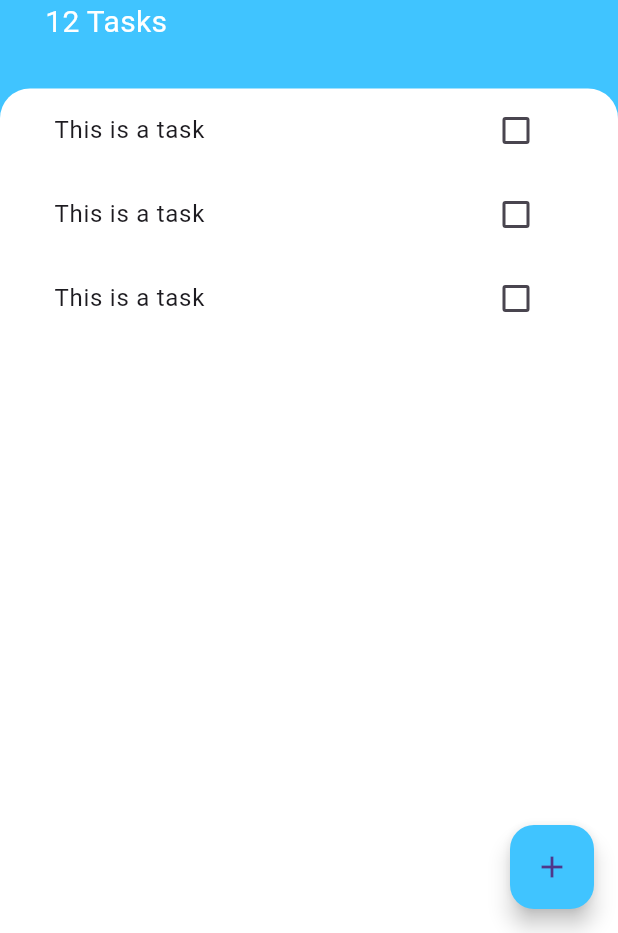
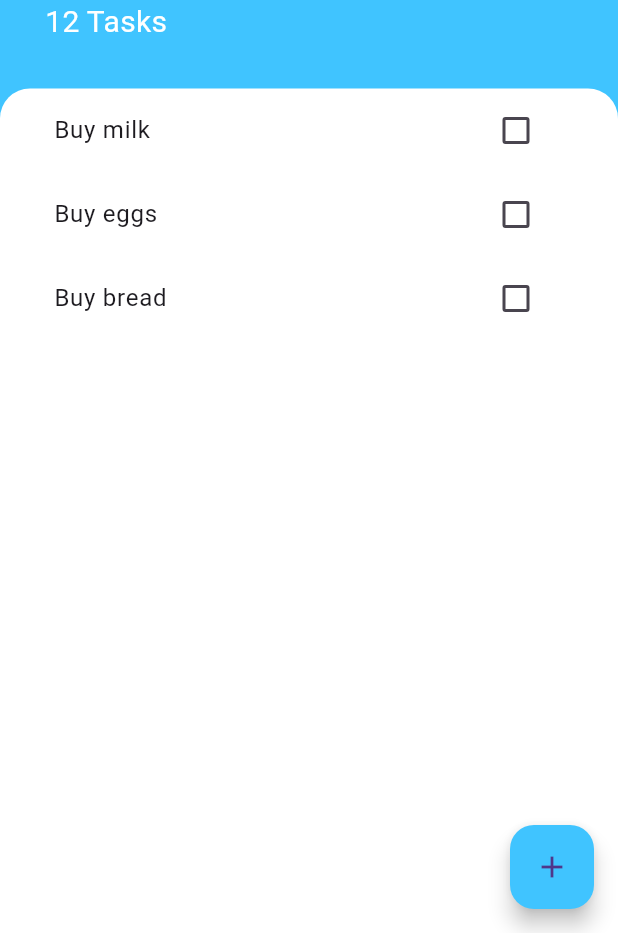
Before and after one commit to JuanBueno21/todoey_app, a Flutter app: the screen it shows after launch, on a phone screen of 412 x 824 dp, the part 303-1236 px from its top. Run offline on Flutter 3.47's test engine with Material 3 defaults, Android fonts, the phone set to English and light mode, and no system bars.

Commit message:
[todoey] implement checkBox

```diff
--- /dev/null
+++ b/lib/models/task.dart
@@ -0,0 +1,12 @@
+
+class Task {
+
+  final String name;
+  bool isDone;
+
+  Task({required this.name, this.isDone = false});
+
+  void toggleDone() {
+    isDone = !isDone;
+  }
+}
--- a/lib/widgets/task_list.dart
+++ b/lib/widgets/task_list.dart
@@ -1,18 +1,37 @@
 import 'package:flutter/cupertino.dart';
 import 'package:todoey_app/widgets/task_tile.dart';
+import 'package:todoey_app/models/task.dart';
 
-class TasksList extends StatelessWidget {
+class TasksList extends StatefulWidget {
   const TasksList({super.key});
 
+  @override
+  State<TasksList> createState() => _TasksListState();
+}
+
+class _TasksListState extends State<TasksList> {
+  List<Task> tasks = [
+    Task(name: "Buy milk"),
+    Task(name: "Buy eggs"),
+    Task(name: "Buy bread"),
+  ];
 
   @override
   Widget build(BuildContext context) {
-    return ListView(
-      children: const <Widget>[
-        TaskTile(),
-        TaskTile(),
-        TaskTile()
-      ],
+    return ListView.builder(
+      itemBuilder: (context, index) {
+        return TaskTile(
+          isChecked: tasks[index].isDone,
+          taskTitle: tasks[index].name,
+          checkboxCallback: (checkBoxState) {
+            setState(() {
+              tasks[index].toggleDone();
+            });
+          },
+
+        );
+      },
+      itemCount: tasks.length,
     );
   }
 }
--- a/lib/widgets/task_tile.dart
+++ b/lib/widgets/task_tile.dart
@@ -1,15 +1,27 @@
 import 'package:flutter/material.dart';
 
 class TaskTile extends StatelessWidget {
-  const TaskTile({super.key});
 
+  final bool isChecked;
+  final String taskTitle;
+  final Function(bool?) checkboxCallback;
+
+  const TaskTile({super.key, required this.isChecked, required this.taskTitle, required this.checkboxCallback});
 
   @override
   Widget build(BuildContext context) {
     return ListTile(
-      title: const Text("This is a task"),
-      trailing: Checkbox(value: false,
-          onChanged: (bool? value) {}),
+      title: Text(
+        taskTitle,
+        style: TextStyle(
+          decoration: isChecked ? TextDecoration.lineThrough : null,
+        ),
+      ),
+      trailing: Checkbox(
+        activeColor: Colors.lightBlueAccent,
+        value: isChecked,
+        onChanged: checkboxCallback,
+      ),
     );
   }
 }
```
